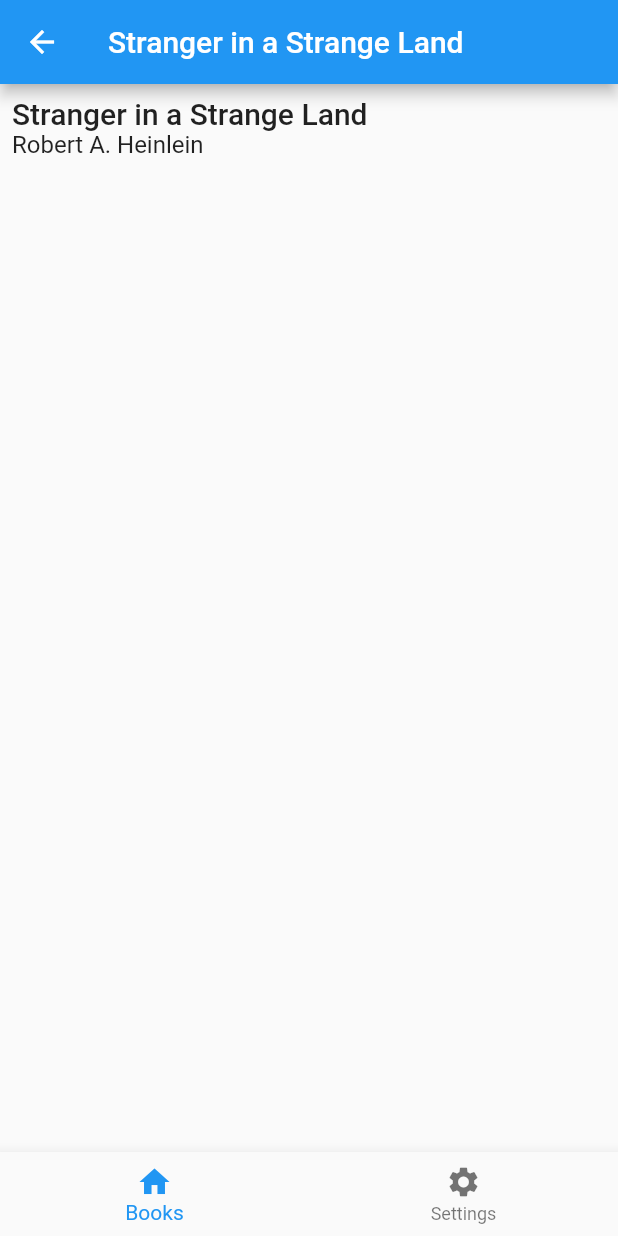
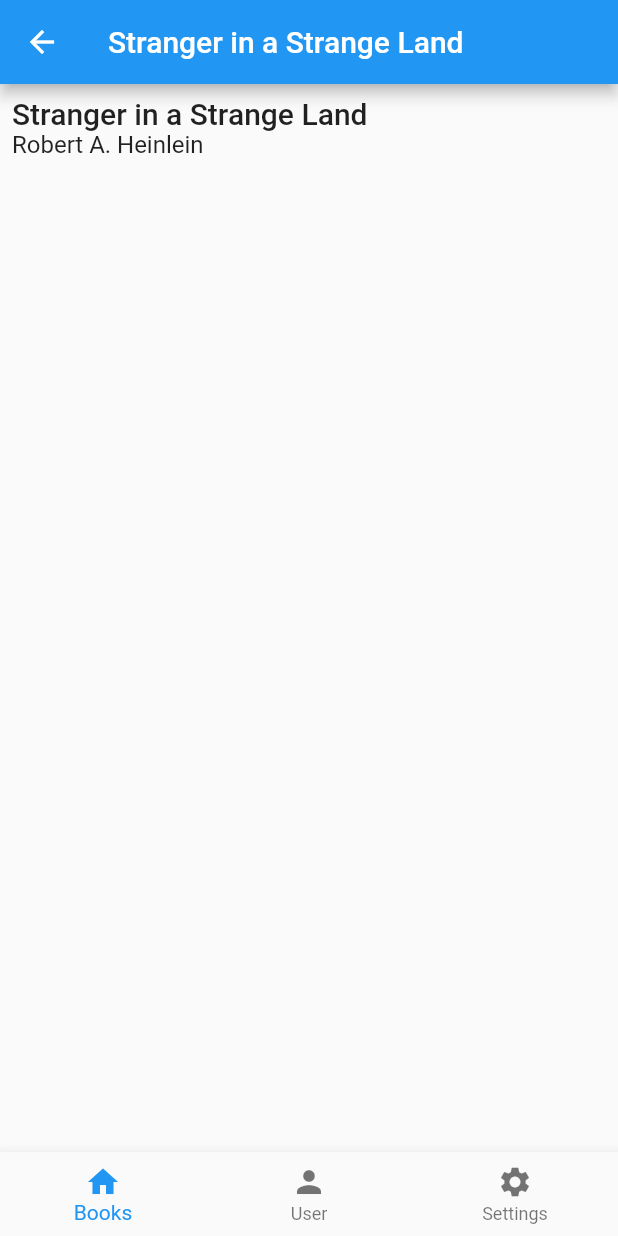
Before and after one commit to vgribok/flutter_tabbed_app, a Flutter app: the screen it shows after launch, after a tap on "Stranger in a Strange Land", on a phone screen of 412 x 824 dp. Run offline on Flutter 3.47's test engine with Material 2 defaults, Android fonts, the phone set to English and light mode, and no system bars.

Commit message:
Added user profile screen and route

```diff
--- a/lib/main.dart
+++ b/lib/main.dart
@@ -5,8 +5,10 @@ import 'package:startup_namer/nav2/routing/nav_aware_app_state.dart';
 import 'package:startup_namer/src/routing/book_details_path.dart';
 import 'package:startup_namer/src/routing/book_list_path.dart';
 import 'package:startup_namer/src/routing/settings_path.dart';
+import 'package:startup_namer/src/routing/user_profile_path.dart';
 import 'package:startup_namer/src/screens/book_list_screen.dart';
 import 'package:startup_namer/src/screens/settings_screen.dart';
+import 'package:startup_namer/src/screens/user_profile_screen.dart';
 
 // TODO: Rename root package
 void main() {
@@ -25,9 +27,10 @@ class _BooksAppState extends NavAwareAppState<BooksApp> {
       appTitle: 'Books App',
       navState: TabNavState.instance,
       tabs: [
-        // TODO: Add user/profile tab
         TabInfo(id: 'Books', icon: Icons.home, title: 'Books',
             rootScreenFactory: (nvState) => BooksListScreen(navState: nvState)),
+        TabInfo(id: 'User', icon: Icons.person, title: 'User',
+            rootScreenFactory: (nvState) => UserProfileScreen(navState: nvState)),
         TabInfo(id: 'Settings', icon: Icons.settings, title: 'Settings',
             rootScreenFactory: (nvState) => SettingsScreen(navState: nvState))
       ],
@@ -35,6 +38,7 @@ class _BooksAppState extends NavAwareAppState<BooksApp> {
       routeParsers: [
         BookListPath.fromUri,
         BookDetailsPath.fromUri,
+        UserProfilePath.fromUri,
         SettingsPath.fromUri
       ],
     );
--- a/lib/nav2/routing/route_path.dart
+++ b/lib/nav2/routing/route_path.dart
@@ -20,6 +20,6 @@ class RoutePath {
 
   RouteInformation? get routeInformation => RouteInformation(location: location);
 
-  T myState<T extends ChangeNotifier>(List<ChangeNotifier> stateItems) =>
+  T myState<T extends ChangeNotifier>(Iterable<ChangeNotifier> stateItems) =>
       stateItems.singleWhere((element) => element is T) as T;
 }
--- a/lib/nav2/screens/tabbed_nav_screen.dart
+++ b/lib/nav2/screens/tabbed_nav_screen.dart
@@ -4,12 +4,17 @@ import 'package:startup_namer/nav2/models/tab_nav_state.dart';
 import 'package:startup_namer/nav2/routing/route_path.dart';
 
 typedef BodyBuilder = Widget Function(BuildContext);
+typedef TabItemBuilder = BottomNavigationBarItem Function(TabbedNavScreen, BuildContext, TabInfo);
+typedef AppBarBuilder = AppBar Function(TabbedNavScreen, BuildContext, String);
 
 abstract class TabbedNavScreen extends StatelessWidget {
 
   final String? _pageTitle;
   final int _tabIndex;
   final TabNavState navState;
+
+  static TabItemBuilder tabItemBuilder = buildTabItem;
+  static AppBarBuilder appBarBuilder = buildAppBar;
 
   TabbedNavScreen(
       {
@@ -35,12 +40,12 @@ abstract class TabbedNavScreen extends StatelessWidget {
   @override
   Widget build(BuildContext context) =>
       Scaffold(
-          appBar: buildAppBar(context, pageTitle),
+          appBar: appBarBuilder(this, context, pageTitle),
           body: buildBody(context),
           bottomNavigationBar: BottomNavigationBar(
             items: [
               for(TabInfo tabInfo in navState.tabs)
-                buildTabItem(context, tabInfo)
+                tabItemBuilder(this, context, tabInfo)
             ],
             currentIndex: navState.selectedTabIndex,
             onTap: (newTabIndex) {
@@ -56,11 +61,9 @@ abstract class TabbedNavScreen extends StatelessWidget {
 
   void removeFromNavStackTop() {}
 
-  // TODO: replace with factory
-  BottomNavigationBarItem buildTabItem(BuildContext context, TabInfo tabInfo) =>
+  static BottomNavigationBarItem buildTabItem(TabbedNavScreen screen, BuildContext context, TabInfo tabInfo) =>
       BottomNavigationBarItem(icon: Icon(tabInfo.icon), label: tabInfo.title);
 
-  // TODO: replace with factory
-  AppBar buildAppBar(BuildContext context, String pageTitle) =>
+  static AppBar buildAppBar(TabbedNavScreen screen, BuildContext context, String pageTitle) =>
       AppBar(title: Text(pageTitle));
 }
--- a/lib/nav2/utility/uri_extensions.dart
+++ b/lib/nav2/utility/uri_extensions.dart
@@ -1,4 +1,9 @@
 extension UriExtensions on Uri {
   List<String> get nonEmptyPathSegments =>
     this.pathSegments.where((pathSegment) => pathSegment.isNotEmpty).toList();
+
+  bool isSingleSegmentPath(String pathSegment) {
+    final segments = nonEmptyPathSegments;
+    return segments.length == 1 && segments[0] == pathSegment;
+  }
 }
--- a/lib/src/routing/book_details_path.dart
+++ b/lib/src/routing/book_details_path.dart
@@ -31,7 +31,7 @@ class BookDetailsPath extends DetailsRoutePath {
     return null;
   }
 
-  ValueNotifier<Book?> selectedBook(List<ChangeNotifier> stateItems) =>
+  ValueNotifier<Book?> selectedBook(Iterable<ChangeNotifier> stateItems) =>
       myState<ValueNotifier<Book?>>(stateItems);
 
   @override
--- a/lib/src/routing/book_list_path.dart
+++ b/lib/src/routing/book_list_path.dart
@@ -14,10 +14,10 @@ class BookListPath extends RoutePath {
           resource: resourceName);
 
   static RoutePath? fromUri(Uri uri) =>
-      uri.path == '/' || (uri.nonEmptyPathSegments.length == 1 && uri.nonEmptyPathSegments[0] == resourceName) ?
+      uri.path == '/' || uri.isSingleSegmentPath(resourceName) ?
         BookListPath() : null;
 
-  ValueNotifier<Book?> selectedBook(List<ChangeNotifier> stateItems) =>
+  ValueNotifier<Book?> selectedBook(Iterable<ChangeNotifier> stateItems) =>
       myState<ValueNotifier<Book?>>(stateItems);
 
   @override
--- a/lib/src/routing/settings_path.dart
+++ b/lib/src/routing/settings_path.dart
@@ -1,4 +1,5 @@
 import 'package:startup_namer/nav2/routing/route_path.dart';
+import 'package:startup_namer/nav2/utility/uri_extensions.dart';
 import 'package:startup_namer/src/screens/settings_screen.dart';
 
 class SettingsPath extends RoutePath {
@@ -12,6 +13,5 @@ class SettingsPath extends RoutePath {
     );
 
   static RoutePath? fromUri(Uri uri) =>
-      uri.pathSegments.length == 1 && uri.pathSegments[0] == resourceName ?
-        SettingsPath() : null;
+      uri.isSingleSegmentPath(resourceName) ? SettingsPath() : null;
 }
--- /dev/null
+++ b/lib/src/routing/user_profile_path.dart
@@ -0,0 +1,16 @@
+import 'package:startup_namer/nav2/routing/route_path.dart';
+import 'package:startup_namer/nav2/utility/uri_extensions.dart';
+import 'package:startup_namer/src/screens/user_profile_screen.dart';
+
+class UserProfilePath extends RoutePath {
+
+  static const String resourceName = 'profile';
+
+  UserProfilePath() : super(
+      navTabIndex: UserProfileScreen.navTabIndex,
+      resource: resourceName
+  );
+
+  static RoutePath? fromUri(Uri uri) =>
+      uri.isSingleSegmentPath(resourceName) ? UserProfilePath() : null;
+}
--- a/lib/src/screens/settings_screen.dart
+++ b/lib/src/screens/settings_screen.dart
@@ -5,7 +5,7 @@ import 'package:startup_namer/nav2/screens/tabbed_nav_screen.dart';
 import 'package:startup_namer/src/routing/settings_path.dart';
 
 class SettingsScreen extends TabbedNavScreen {
-  static const int navTabIndex = 1;
+  static const int navTabIndex = 2;
 
   SettingsScreen({required TabNavState navState}) :
     super(tabIndex: navTabIndex, navState: navState);
--- /dev/null
+++ b/lib/src/screens/user_profile_screen.dart
@@ -0,0 +1,26 @@
+import 'package:flutter/material.dart';
+import 'package:flutter/src/widgets/framework.dart';
+import 'package:startup_namer/nav2/models/tab_nav_state.dart';
+import 'package:startup_namer/nav2/routing/route_path.dart';
+import 'package:startup_namer/nav2/screens/tabbed_nav_screen.dart';
+import 'package:startup_namer/src/routing/user_profile_path.dart';
+
+class UserProfileScreen extends TabbedNavScreen {
+
+  static const int navTabIndex = 1;
+
+  UserProfileScreen({required TabNavState navState}) : super(
+    pageTitle: 'User Profile',
+    tabIndex: navTabIndex,
+    navState: navState
+  );
+
+  @override
+  Widget buildBody(BuildContext context)  =>
+      Center(
+        child: Text('User Profile will go here'),
+      );
+
+  @override
+  RoutePath get routePath => UserProfilePath();
+}
```
